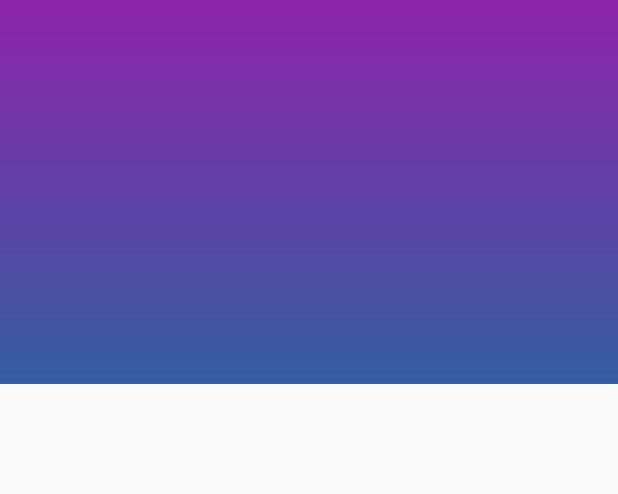
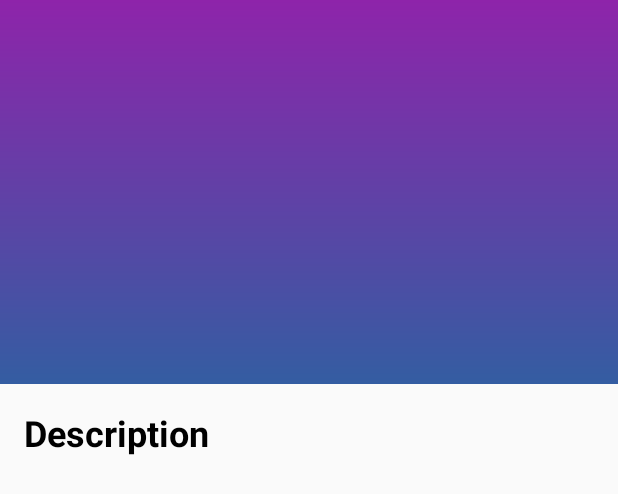
Before and after one commit to MinSeungHyun/RandomSeatArrangement, an Android app: the layout activity_history_detail.xml on its own in the app's theme, with its tools: preview values and no code run, on a phone screen of 412 x 824 dp. Shown: the top 494 px of the screen. Run offline under Robolectric (Android 15) with nearby library versions, the phone set to English and light mode, and no system bars.

Commit message:
HistoryDetailActivity에 description, date 추가

```diff
--- a/app/src/main/java/com/seunghyun/randomseats/activities/HistoryDetailActivity.kt
+++ b/app/src/main/java/com/seunghyun/randomseats/activities/HistoryDetailActivity.kt
@@ -1,9 +1,11 @@
 package com.seunghyun.randomseats.activities
 
+import android.graphics.Bitmap
 import android.graphics.BitmapFactory
 import android.os.Bundle
 import android.util.Log
 import android.view.MenuItem
+import android.view.View
 import androidx.appcompat.app.AppCompatActivity
 import androidx.appcompat.widget.Toolbar
 import com.google.android.material.appbar.CollapsingToolbarLayout
@@ -24,7 +26,20 @@ class HistoryDetailActivity : AppCompatActivity() {
         setSupportActionBar(toolbar as Toolbar)
         supportActionBar!!.setDisplayHomeAsUpEnabled(true)
 
+        assignValues(title, description, date, image)
+    }
+
+    private fun assignValues(title: String, description: String, date: String, image: Bitmap) {
         (collapsing_toolbar as CollapsingToolbarLayout).title = title
+        if (description.isNotEmpty()) {
+            descriptionTitleTV.visibility = View.VISIBLE
+            descriptionContentTV.visibility = View.VISIBLE
+            descriptionContentTV.text = description
+        } else {
+            descriptionTitleTV.visibility = View.GONE
+            descriptionContentTV.visibility = View.GONE
+        }
+        dateTV.text = date
         seatImageView.setImageBitmap(image)
     }
 
--- a/app/src/main/res/layout/activity_history_detail.xml
+++ b/app/src/main/res/layout/activity_history_detail.xml
@@ -46,10 +46,45 @@
         android:layout_height="match_parent"
         app:layout_behavior="com.google.android.material.appbar.AppBarLayout$ScrollingViewBehavior">
 
-        <LinearLayout
+        <androidx.constraintlayout.widget.ConstraintLayout
             android:layout_width="match_parent"
             android:layout_height="match_parent">
 
-        </LinearLayout>
+            <TextView
+                android:id="@+id/dateTV"
+                android:layout_width="wrap_content"
+                android:layout_height="wrap_content"
+                android:layout_marginTop="8dp"
+                android:layout_marginEnd="8dp"
+                app:layout_constraintEnd_toEndOf="parent"
+                app:layout_constraintTop_toTopOf="parent" />
+
+            <TextView
+                android:id="@+id/descriptionTitleTV"
+                android:layout_width="wrap_content"
+                android:layout_height="wrap_content"
+                android:layout_marginStart="16dp"
+                android:layout_marginTop="16dp"
+                android:text="@string/description"
+                android:textColor="@android:color/black"
+                android:textSize="24sp"
+                android:textStyle="bold"
+                app:layout_constraintStart_toStartOf="parent"
+                app:layout_constraintTop_toTopOf="parent" />
+
+            <TextView
+                android:id="@+id/descriptionContentTV"
+                android:layout_width="wrap_content"
+                android:layout_height="wrap_content"
+                android:layout_marginTop="8dp"
+                android:layout_marginEnd="16dp"
+                android:textColor="@color/contentTextColor"
+                android:textSize="18sp"
+                app:layout_constrainedWidth="true"
+                app:layout_constraintEnd_toEndOf="parent"
+                app:layout_constraintHorizontal_bias="0"
+                app:layout_constraintStart_toStartOf="@id/descriptionTitleTV"
+                app:layout_constraintTop_toBottomOf="@id/descriptionTitleTV" />
+        </androidx.constraintlayout.widget.ConstraintLayout>
     </androidx.core.widget.NestedScrollView>
 </androidx.coordinatorlayout.widget.CoordinatorLayout>
--- a/app/src/main/res/values/colors.xml
+++ b/app/src/main/res/values/colors.xml
@@ -12,4 +12,6 @@
 
     <color name="splashStartColor">#D261F7</color>
     <color name="splashEndColor">#9230AC</color>
+
+    <color name="contentTextColor">#B2000000</color>
 </resources>
--- a/app/src/main/res/values/strings.xml
+++ b/app/src/main/res/values/strings.xml
@@ -49,6 +49,7 @@
     <string name="save_to_history">Save to record</string>
     <string name="title">Title</string>
     <string name="description_optional">Description(optional)</string>
+    <string name="description">Description</string>
     <string name="text_over_error">Characters are too long.</string>
     <string name="text_short_error">Characters are too short.</string>
 
```
Also changed, not shown: 1 other file.
